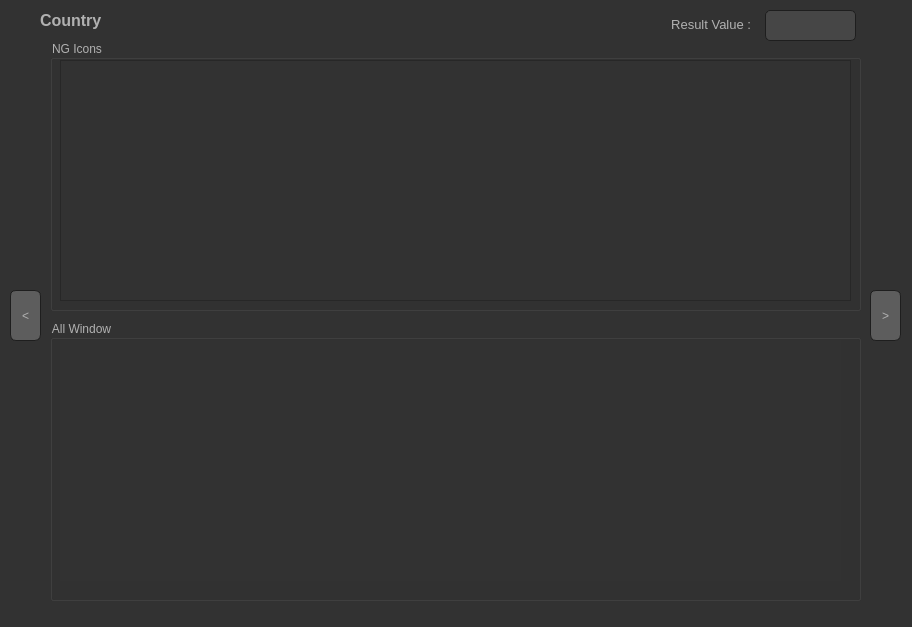
Above: test-helper2/resources/selectedForm.ui from lemonmin/orderingTestTool before the change. Below: the same form after it.
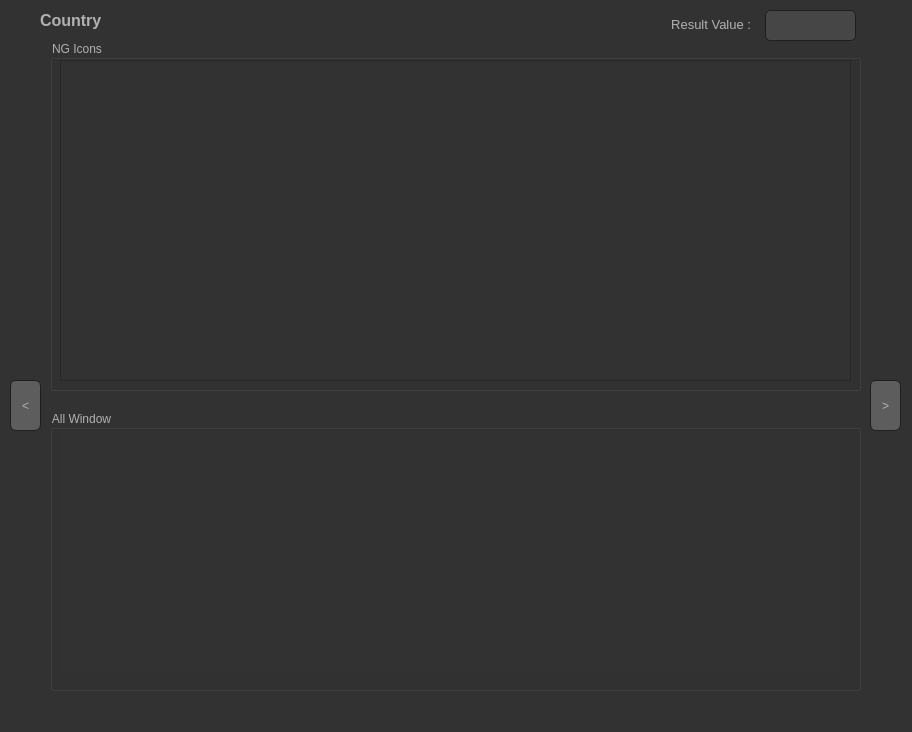
That is the form after the change. Icons and pictures are not drawn.

```diff
--- a/test-helper2/resources/selectedForm.ui
+++ b/test-helper2/resources/selectedForm.ui
@@ -7,7 +7,7 @@
     <x>0</x>
     <y>0</y>
     <width>912</width>
-    <height>627</height>
+    <height>732</height>
    </rect>
   </property>
   <property name="palette">
@@ -1324,7 +1324,7 @@
      <x>50</x>
      <y>40</y>
      <width>811</width>
-     <height>271</height>
+     <height>351</height>
     </rect>
    </property>
    <property name="palette">
@@ -1562,7 +1562,7 @@
       <x>10</x>
       <y>20</y>
       <width>791</width>
-      <height>241</height>
+      <height>321</height>
      </rect>
     </property>
     <property name="palette">
@@ -1992,7 +1992,7 @@
        <x>0</x>
        <y>0</y>
        <width>789</width>
-       <height>239</height>
+       <height>319</height>
       </rect>
      </property>
     </widget>
@@ -2002,7 +2002,7 @@
    <property name="geometry">
     <rect>
      <x>50</x>
-     <y>320</y>
+     <y>410</y>
      <width>811</width>
      <height>281</height>
     </rect>
@@ -2922,7 +2922,7 @@
    <property name="geometry">
     <rect>
      <x>10</x>
-     <y>290</y>
+     <y>380</y>
      <width>31</width>
      <height>51</height>
     </rect>
@@ -3350,7 +3350,7 @@
    <property name="geometry">
     <rect>
      <x>870</x>
-     <y>290</y>
+     <y>380</y>
      <width>31</width>
      <height>51</height>
     </rect>
```
